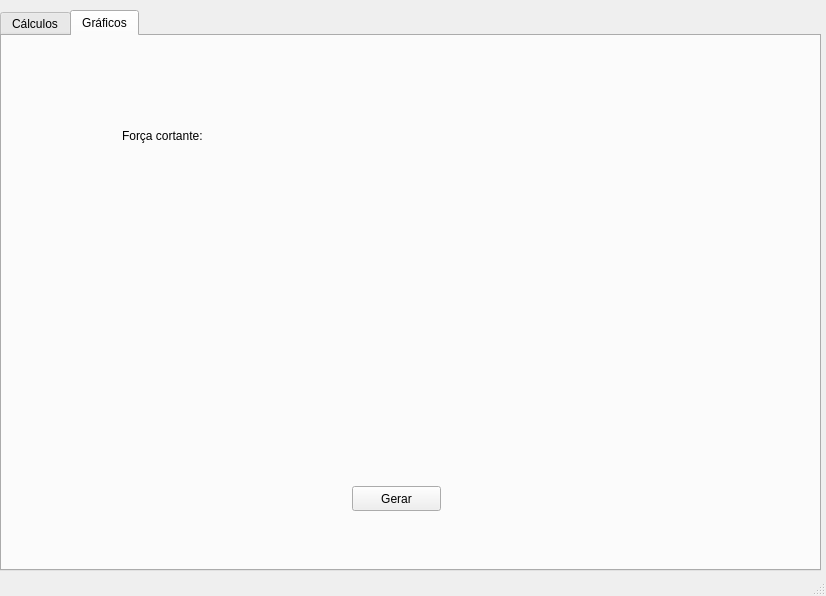
Old version of the form layout-rdm.ui in the repository gabrieImoreira/resistencia-dos-materiais-py.
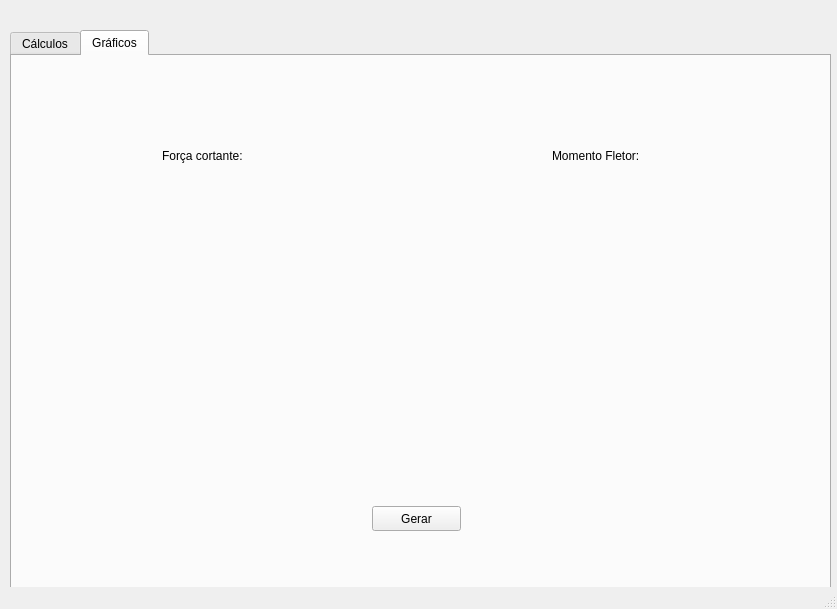
New version of the form. Icons and pictures are not drawn.

Diff of the .ui file:
```diff
--- a/layout-rdm.ui
+++ b/layout-rdm.ui
@@ -6,8 +6,8 @@
    <rect>
     <x>0</x>
     <y>0</y>
-    <width>826</width>
-    <height>596</height>
+    <width>837</width>
+    <height>609</height>
    </rect>
   </property>
   <property name="windowTitle">
@@ -17,8 +17,8 @@
    <widget class="QTabWidget" name="tabCalculos">
     <property name="geometry">
      <rect>
-      <x>0</x>
-      <y>10</y>
+      <x>10</x>
+      <y>30</y>
       <width>821</width>
       <height>561</height>
      </rect>
@@ -255,7 +255,7 @@
      <widget class="QLabel" name="label_20">
       <property name="geometry">
        <rect>
-        <x>120</x>
+        <x>150</x>
         <y>80</y>
         <width>116</width>
         <height>40</height>
@@ -268,7 +268,7 @@
      <widget class="QPushButton" name="btnGerarGrafico">
       <property name="geometry">
        <rect>
-        <x>350</x>
+        <x>360</x>
         <y>450</y>
         <width>89</width>
         <height>25</height>
@@ -281,7 +281,7 @@
      <widget class="QWidget" name="verticalLayoutWidget">
       <property name="geometry">
        <rect>
-        <x>20</x>
+        <x>30</x>
         <y>120</y>
         <width>351</width>
         <height>291</height>
@@ -289,6 +289,30 @@
       </property>
       <layout class="QVBoxLayout" name="fcGrafico"/>
      </widget>
+     <widget class="QWidget" name="verticalLayoutWidget_2">
+      <property name="geometry">
+       <rect>
+        <x>430</x>
+        <y>120</y>
+        <width>351</width>
+        <height>291</height>
+       </rect>
+      </property>
+      <layout class="QVBoxLayout" name="mfGrafico"/>
+     </widget>
+     <widget class="QLabel" name="label_22">
+      <property name="geometry">
+       <rect>
+        <x>540</x>
+        <y>80</y>
+        <width>116</width>
+        <height>40</height>
+       </rect>
+      </property>
+      <property name="text">
+       <string>Momento Fletor:</string>
+      </property>
+     </widget>
     </widget>
    </widget>
   </widget>
```
Left out of the diff: 6 changed lines with no effect on the pictures.
